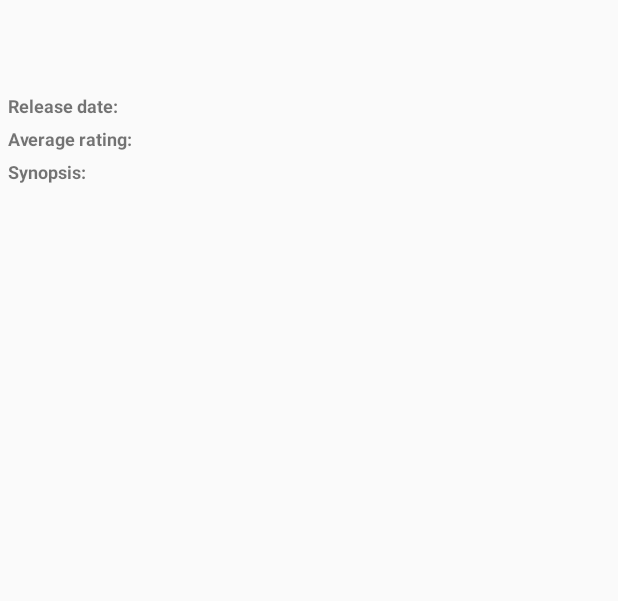
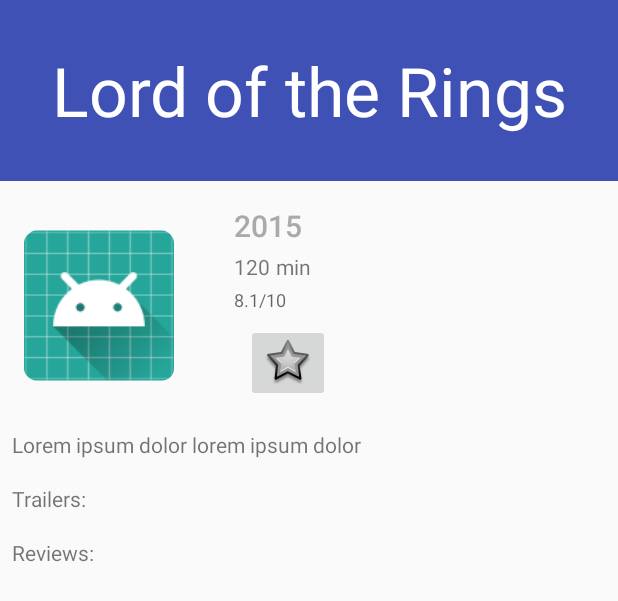
Before and after one commit to piscies/popular-movies, an Android app: the layout activity_movie_details.xml on its own in the app's theme, with its tools: preview values and no code run, on a phone screen of 412 x 824 dp. Shown: the top 601 px of the screen. Run offline under Robolectric (Android 15) with nearby library versions, the phone set to English and light mode, and no system bars.

Commit message:
Adding the "Add as favorite" button. Also, a step towards fixing the details layout. Much better now, but stil a long way to go.

```diff
--- a/app/src/main/res/layout/activity_movie_details.xml
+++ b/app/src/main/res/layout/activity_movie_details.xml
@@ -1,120 +1,170 @@
 <?xml version="1.0" encoding="utf-8"?>
+
 <ScrollView xmlns:android="http://schemas.android.com/apk/res/android"
+    xmlns:app="http://schemas.android.com/apk/res-auto"
     xmlns:tools="http://schemas.android.com/tools"
     android:layout_width="match_parent"
     android:layout_height="match_parent">
 
-    <LinearLayout
+    <android.support.constraint.ConstraintLayout
         android:layout_width="match_parent"
-        android:layout_height="wrap_content"
-        android:orientation="vertical"
-        tools:context="br.com.marcosaraiva.popularmovies.MovieDetailsActivity">
+        android:layout_height="match_parent">
 
-
-        <!-- MOVIE POSTER -->
-        <ImageView
-            android:id="@+id/iv_movie_details_poster"
-            android:layout_width="match_parent"
-            android:layout_height="wrap_content"
-            android:contentDescription="@string/description_poster" />
-
-        <!-- TITLE -->
         <TextView
             android:id="@+id/tv_movie_details_title"
             android:layout_width="match_parent"
             android:layout_height="wrap_content"
-            android:paddingLeft="5dp"
-            android:paddingRight="5dp"
-            android:paddingTop="15dp"
-            android:textSize="23sp" />
+            android:background="@color/colorPrimary"
+            android:paddingBottom="30dp"
+            android:paddingTop="30dp"
+            android:textAlignment="center"
+            android:textAppearance="@style/TextAppearance.AppCompat.Display2"
+            android:textColor="@color/cardview_light_background"
+            app:layout_constraintEnd_toEndOf="parent"
+            app:layout_constraintStart_toStartOf="parent"
+            app:layout_constraintTop_toTopOf="parent"
+            tools:text="Lord of the Rings" />
 
-        <!-- RELEASE DATE -->
-        <LinearLayout
-            android:layout_width="match_parent"
-            android:layout_height="wrap_content"
-            android:orientation="horizontal"
-            android:paddingLeft="5dp"
-            android:paddingRight="5dp"
-            android:paddingTop="15dp">
-
-            <TextView
-                android:layout_width="wrap_content"
-                android:layout_height="wrap_content"
-                android:text="@string/text_movie_details_release_date"
-                android:textSize="12sp"
-                android:textStyle="bold" />
+        <ImageView
+            android:id="@+id/iv_movie_details_poster"
+            android:layout_width="100dp"
+            android:layout_height="150dp"
+            android:layout_marginLeft="16dp"
+            android:layout_marginStart="16dp"
+            android:layout_marginTop="8dp"
+            app:layout_constraintStart_toStartOf="parent"
+            app:layout_constraintTop_toBottomOf="@+id/tv_movie_details_title"
+            app:srcCompat="@mipmap/ic_launcher_round" />
 
         <TextView
             android:id="@+id/tv_movie_details_release_date"
-                android:layout_width="match_parent"
+            android:layout_width="wrap_content"
             android:layout_height="wrap_content"
-                android:paddingLeft="5dp"
-                android:paddingRight="5dp"
-                android:textSize="12sp" />
-        </LinearLayout>
-
-        <!-- RATING -->
-        <LinearLayout
-            android:layout_width="match_parent"
-            android:layout_height="wrap_content"
-            android:orientation="horizontal"
-            android:paddingLeft="5dp"
-            android:paddingRight="5dp"
-            android:paddingTop="5dp">
+            android:layout_marginLeft="40dp"
+            android:layout_marginStart="40dp"
+            android:layout_marginTop="8dp"
+            android:textAppearance="@style/TextAppearance.AppCompat.Title"
+            android:textColor="@android:color/darker_gray"
+            app:layout_constraintStart_toEndOf="@+id/iv_movie_details_poster"
+            app:layout_constraintTop_toTopOf="@+id/iv_movie_details_poster"
+            tools:text="2015" />
 
         <TextView
+            android:id="@+id/tv_movie_details_runtime"
             android:layout_width="wrap_content"
             android:layout_height="wrap_content"
-                android:text="@string/text_movie_details_rating"
-                android:textSize="12sp"
-                android:textStyle="bold" />
+            android:layout_marginTop="4dp"
+            app:layout_constraintStart_toStartOf="@+id/tv_movie_details_release_date"
+            app:layout_constraintTop_toBottomOf="@+id/tv_movie_details_release_date"
+            tools:text="120" />
+
+        <TextView
+            android:id="@+id/tv_movie_details_runtime_label"
+            android:layout_width="wrap_content"
+            android:layout_height="wrap_content"
+            android:layout_marginLeft="4dp"
+            android:layout_marginStart="4dp"
+            android:text="min"
+            app:layout_constraintStart_toEndOf="@+id/tv_movie_details_runtime"
+            app:layout_constraintTop_toTopOf="@+id/tv_movie_details_runtime" />
 
         <TextView
             android:id="@+id/tv_movie_details_rating"
-                android:layout_width="match_parent"
+            android:layout_width="wrap_content"
             android:layout_height="wrap_content"
-                android:paddingLeft="5dp"
-                android:paddingRight="5dp"
-                android:textSize="12sp" />
-
-        </LinearLayout>
-
-        <!-- SYNOPSIS -->
-        <LinearLayout
-            android:layout_width="match_parent"
-            android:layout_height="wrap_content"
-            android:orientation="horizontal"
-            android:paddingLeft="5dp"
-            android:paddingRight="5dp"
-            android:paddingTop="5dp">
+            android:layout_marginTop="4dp"
+            android:textAppearance="@style/TextAppearance.AppCompat.Caption"
+            app:layout_constraintStart_toStartOf="@+id/tv_movie_details_runtime"
+            app:layout_constraintTop_toBottomOf="@+id/tv_movie_details_runtime"
+            tools:text="8.1" />
 
         <TextView
+            android:id="@+id/tv_movie_details_rating_max_label"
             android:layout_width="wrap_content"
             android:layout_height="wrap_content"
-                android:text="@string/text_movie_details_overview"
-                android:textSize="12sp"
-                android:textStyle="bold" />
+            android:text="/10"
+            android:textAppearance="@style/TextAppearance.AppCompat.Caption"
+            app:layout_constraintStart_toEndOf="@+id/tv_movie_details_rating"
+            app:layout_constraintTop_toTopOf="@+id/tv_movie_details_rating" />
+
+        <ImageButton
+            android:id="@+id/ib_set_favorite"
+            android:layout_width="wrap_content"
+            android:layout_height="wrap_content"
+            android:layout_marginLeft="8dp"
+            android:layout_marginStart="8dp"
+            android:layout_marginTop="8dp"
+            app:layout_constraintStart_toStartOf="@+id/tv_movie_details_rating"
+            app:layout_constraintTop_toBottomOf="@+id/tv_movie_details_rating"
+            app:srcCompat="@android:drawable/star_big_off" />
 
         <TextView
             android:id="@+id/tv_movie_details_overview"
-                android:layout_width="match_parent"
+            android:layout_width="wrap_content"
             android:layout_height="wrap_content"
-                android:paddingLeft="5dp"
-                android:paddingRight="5dp"
-                android:textSize="12sp" />
+            android:layout_marginLeft="8dp"
+            android:layout_marginStart="8dp"
+            android:layout_marginTop="8dp"
+            app:layout_constraintStart_toStartOf="parent"
+            app:layout_constraintTop_toBottomOf="@+id/iv_movie_details_poster"
+            tools:text="Lorem ipsum dolor lorem ipsum dolor" />
 
-        </LinearLayout>
+        <ImageView
+            android:id="@+id/iv_divider_main_trailer"
+            android:layout_width="wrap_content"
+            android:layout_height="wrap_content"
+            android:layout_marginTop="16dp"
+            app:layout_constraintEnd_toEndOf="parent"
+            app:layout_constraintStart_toStartOf="parent"
+            app:layout_constraintTop_toBottomOf="@+id/tv_movie_details_overview"
+            app:srcCompat="@android:drawable/divider_horizontal_dark" />
+
+        <TextView
+            android:id="@+id/tv_movie_details_trailers_label"
+            android:layout_width="wrap_content"
+            android:layout_height="wrap_content"
+            android:layout_marginStart="8dp"
+            android:layout_marginLeft="8dp"
+            android:text="Trailers:"
+            app:layout_constraintStart_toStartOf="parent"
+            app:layout_constraintTop_toBottomOf="@+id/iv_divider_main_trailer" />
 
         <android.support.v7.widget.RecyclerView
             android:id="@+id/rv_trailers"
+            android:orientation="vertical"
             android:layout_width="match_parent"
             android:layout_height="wrap_content"
-            android:orientation="vertical" />
+            app:layout_constraintStart_toStartOf="@+id/tv_movie_details_trailers_label"
+            app:layout_constraintTop_toBottomOf="@+id/tv_movie_details_trailers_label" />
+
+        <ImageView
+            android:id="@+id/iv_divider_trailer_review"
+            android:layout_width="wrap_content"
+            android:layout_height="wrap_content"
+            android:layout_marginTop="16dp"
+            app:layout_constraintEnd_toEndOf="parent"
+            app:layout_constraintStart_toStartOf="parent"
+            app:layout_constraintTop_toBottomOf="@+id/rv_trailers"
+            app:srcCompat="@android:drawable/divider_horizontal_dark" />
+
+        <TextView
+            android:id="@+id/tv_movie_details_review_label"
+            android:layout_width="wrap_content"
+            android:layout_height="wrap_content"
+            android:layout_marginStart="8dp"
+            android:layout_marginLeft="8dp"
+            android:text="Reviews:"
+            app:layout_constraintStart_toStartOf="parent"
+            app:layout_constraintTop_toBottomOf="@+id/iv_divider_trailer_review" />
 
         <android.support.v7.widget.RecyclerView
             android:id="@+id/rv_reviews"
+            android:orientation="vertical"
             android:layout_width="match_parent"
             android:layout_height="wrap_content"
-            android:orientation="vertical" />
-    </LinearLayout>
+            app:layout_constraintStart_toStartOf="@+id/tv_movie_details_review_label"
+            app:layout_constraintTop_toBottomOf="@+id/tv_movie_details_review_label" />
+
+
+    </android.support.constraint.ConstraintLayout>
 </ScrollView>
```
Lines whose indentation alone changed are shown as unchanged.
